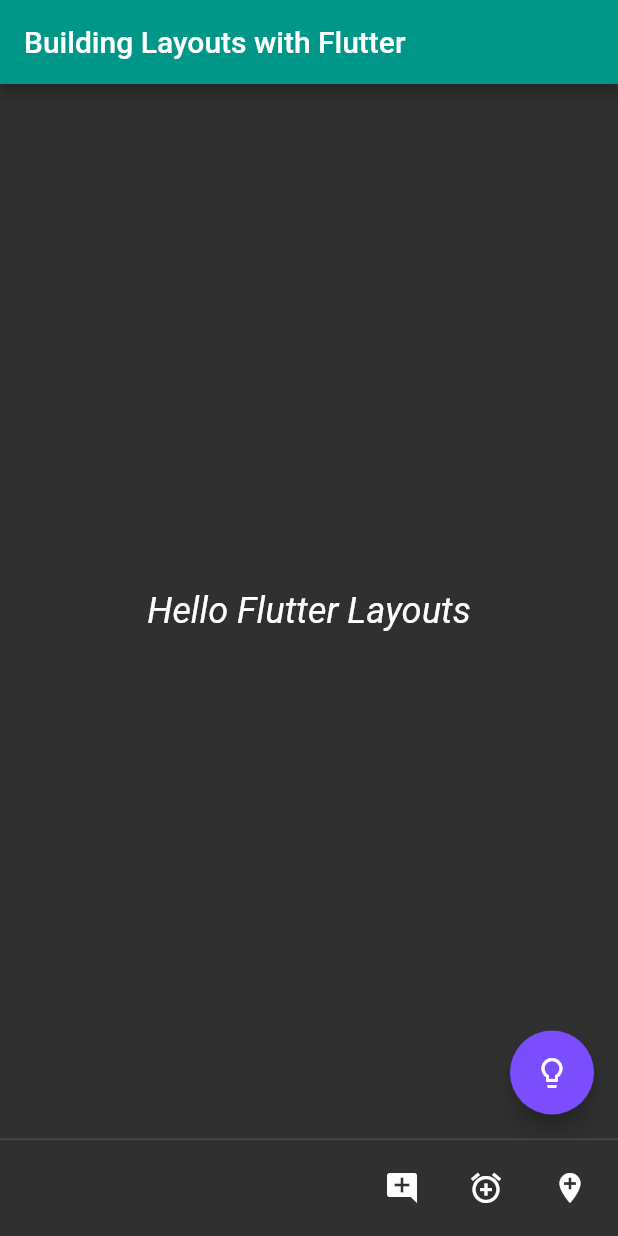
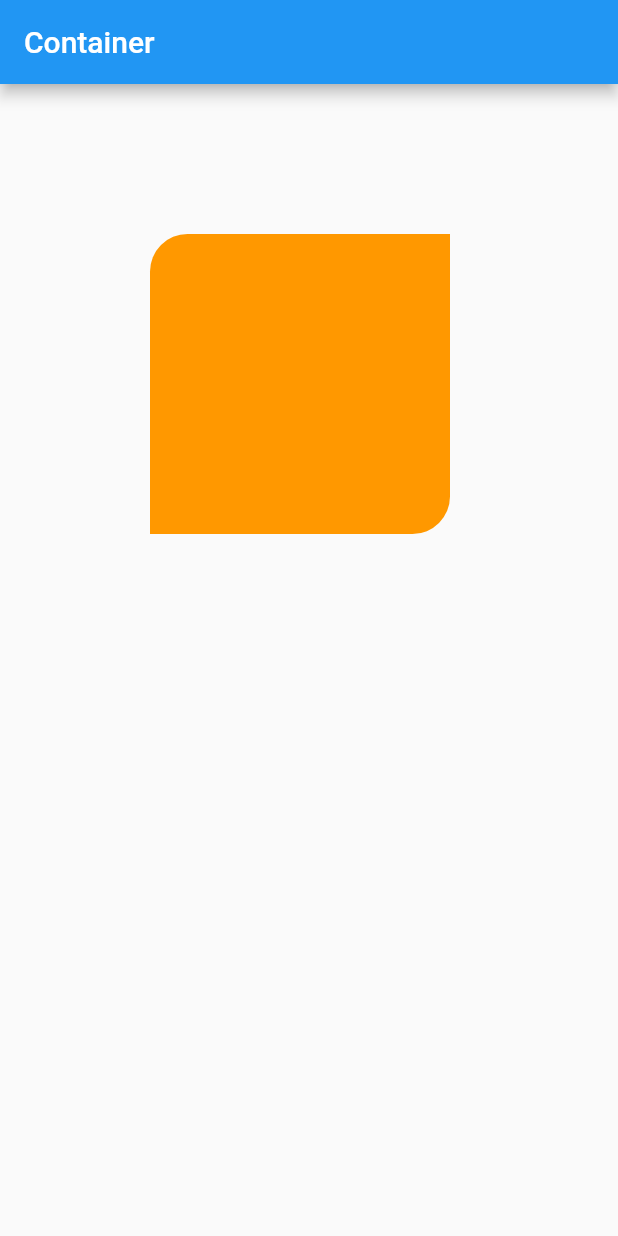
Before and after one commit to santitee/flutter_basic_layout, a Flutter app: the screen it shows after launch, on a phone screen of 412 x 824 dp. Run offline on Flutter 3.47's test engine with Material 2 defaults, Android fonts, the phone set to English and light mode, and no system bars.

Commit message:
Container Size Shape Position and Transformation

```diff
--- a/lib/main.dart
+++ b/lib/main.dart
@@ -8,45 +8,29 @@ class MyApp extends StatelessWidget {
   @override
   Widget build(BuildContext context) {
     return MaterialApp(
-      theme: ThemeData(
-        brightness: Brightness.dark,
-        primaryColor: Color(0xff009688),
-        accentColor: Color(0xff7C4DFF),
-        textTheme: TextTheme(
-          body1: TextStyle(
-            fontSize: 24,
-            fontStyle: FontStyle.italic,
-          )
-        )
-      ),
+      title: 'Container App',
       home: Scaffold(
         appBar: AppBar(
-          title: Text('Building Layouts with Flutter'),
+          title: Text('Container'),
         ),
-        body: Center(
-          child: Text('Hello Flutter Layouts',
-          ),
+        body: Column(
+          children: [
+            Container(
+              margin: EdgeInsets.all(100.0),
+              width: 200,
+              height: 200,
+              decoration: BoxDecoration(
+                color: Colors.orange,
+                shape: BoxShape.rectangle,
+                borderRadius: BorderRadius.only(
+                  topLeft: Radius.circular(25.0),
+                  bottomRight: Radius.circular(25.0)
+
+                )
+              ),
+            ),
+          ],
         ),
-        floatingActionButton: FloatingActionButton(
-          child: Icon(Icons.lightbulb_outline),
-          onPressed: () {
-            print('You rang?');
-          },
-        ),
-        persistentFooterButtons: <Widget>[
-          IconButton(
-              icon: Icon(Icons.add_comment),
-              onPressed: () {},
-          ),
-          IconButton(
-            icon: Icon(Icons.add_alarm),
-            onPressed: () {},
-          ),
-          IconButton(
-            icon: Icon(Icons.add_location),
-            onPressed: () {},
-          ),
-        ],
       ),
     );
   }
```
